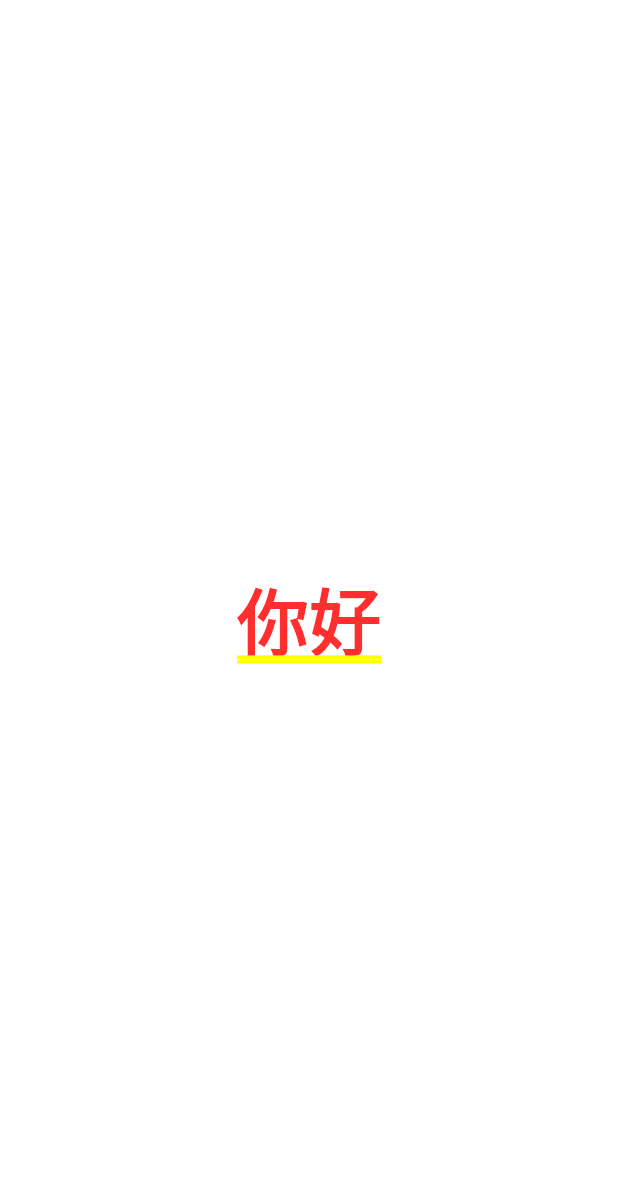
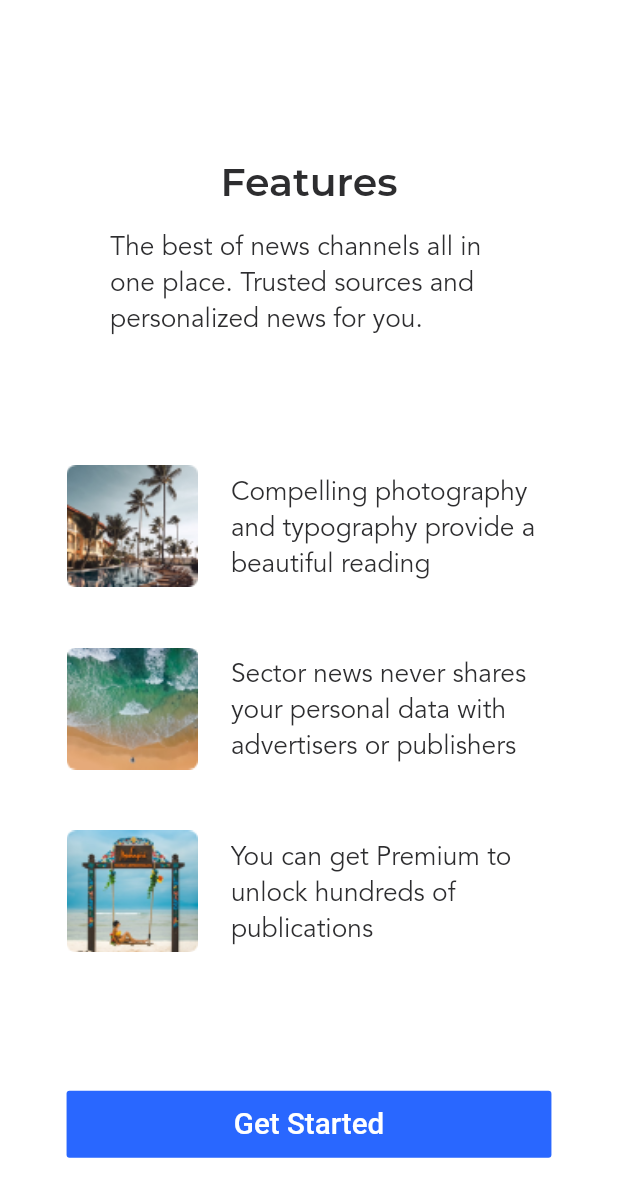
Before and after one commit to liuyousama/flutter_news, a Flutter app: the screen it shows after launch, on a phone screen of 412 x 824 dp. Shown: the top 1197 px of the screen. Run offline on Flutter 3.47's test engine with Material 2 defaults, Android fonts, the phone set to English and light mode, and no system bars; our stand-ins replace dio, shared_preferences; accounts and stored records are empty.

Commit message:
【feat】：欢迎界面

```diff
--- a/lib/core/route/route.dart
+++ b/lib/core/route/route.dart
@@ -1,6 +1,6 @@
 import 'package:flutter/cupertino.dart';
 import 'package:flutter/material.dart';
-import 'package:flutter_news/ui/pages/welcome/welcome_page.dart';
+import 'package:flutter_news/ui/pages/welcome/welcome.dart';
 
 class LYRoute {
   static const initialRoute = LYWelcomePage.routeName;
@@ -11,15 +11,11 @@ class LYRoute {
 
   // ignore: top_level_function_literal_block
   static final onGenerateRoute = (RouteSettings settings) {
-    print(settings.name);
-    print(settings.arguments);
     return null;
   };
 
   // ignore: top_level_function_literal_block
   static final onUnknownRoute = (RouteSettings settings) {
-    print(settings.name);
-    print(settings.arguments);
     return null;
   };
 }
--- a/lib/main.dart
+++ b/lib/main.dart
@@ -1,7 +1,6 @@
 import 'package:flutter/material.dart';
 import 'package:flutter_news/app_init.dart';
 import 'package:flutter_news/core/route/route.dart';
-import 'package:flutter_news/ui/pages/welcome/welcome_page.dart';
 
 void main() {
   appInit().then((_) =>
--- /dev/null
+++ b/lib/ui/pages/welcome/welcome.dart
@@ -0,0 +1,100 @@
+import 'package:flutter/material.dart';
+import 'package:flutter_news/core/extensions/extension.dart';
+
+import 'package:flutter_news/core/color/color.dart';
+import 'package:flutter_news/core/utils/screen_util.dart';
+
+const _headerDetailText = "The best of news channels all in one place. Trusted sources and personalized news for you.";
+const _featureText1 = "Compelling photography and typography provide a beautiful reading";
+const _featureText2 = "Sector news never shares your personal data with advertisers or publishers";
+const _featureText3 = "You can get Premium to unlock hundreds of publications";
+
+class LYWelcomePage extends StatelessWidget {
+  static const routeName = "/welcome";
+
+  @override
+  Widget build(BuildContext context) {
+    LYScreenUtil.init(context, uiWidth: 376, uiHeight: 812);
+    return Scaffold(
+      backgroundColor: LYAppColor(context).primaryBackground,
+      body: Column(
+        children: [
+          _buildHeaderTitle(context),
+          _buildHeaderDetails(context),
+          SizedBox(height: (86-40).lyHeight),
+          _buildFeatureItem(context, "feature1", _featureText1),
+          _buildFeatureItem(context, "feature2", _featureText2),
+          _buildFeatureItem(context, "feature3", _featureText3),
+          _buildStartBtn(context)
+        ],
+      ),
+    );
+  }
+
+  Widget _buildHeaderTitle(BuildContext context) {
+    return Container(
+      margin: EdgeInsets.only(top: (60+44).lyHeight),
+      child: Text("Features", style: TextStyle(
+        color: LYAppColor(context).primaryText,
+        fontFamily: "Montserrat",
+        fontWeight: FontWeight.w600,
+        fontSize: 24.lyFont,
+      )),
+    );
+  }
+
+  Widget _buildHeaderDetails(BuildContext context) {
+    return Container(
+      width: 242.lyWidth,
+      height: 70.lyHeight,
+      margin: EdgeInsets.only(top: 14.lyHeight),
+      child: Text(_headerDetailText, style: TextStyle(
+        color: LYAppColor(context).primaryText,
+        fontFamily: "Avenir",
+        fontWeight: FontWeight.normal,
+        fontSize: 16.lyFont
+      )),
+    );
+  }
+
+  Widget _buildFeatureItem(BuildContext context, String img, String text) {
+    return Container(
+      margin: EdgeInsets.only(top: 40.lyHeight),
+      child: Row(
+        mainAxisAlignment: MainAxisAlignment.center,
+        children: [
+          Image.asset("assets/images/$img.png",
+            height: 80.lyHeight,
+            width: 80.lyWidth,
+            fit: BoxFit.fill,
+          ),
+          Container(
+            width: 195.lyWidth,
+            height: 70.lyHeight,
+            margin: EdgeInsets.only(left: 20.lyWidth),
+            child: Text(text, style: TextStyle(
+              color: LYAppColor(context).primaryText,
+              fontFamily: "Avenir",
+              fontWeight: FontWeight.normal,
+              fontSize: 16.lyFont
+            )),
+          )
+        ],
+      ),
+    );
+  }
+
+  Widget _buildStartBtn(BuildContext context) {
+    return Container(
+      margin: EdgeInsets.only(top: 91.lyHeight),
+      width: 295.lyWidth,
+      height: 44.lyHeight,
+      child: FlatButton(
+        color: LYAppColor(context).primaryElement,
+        textColor: LYAppColor(context).primaryElementText,
+        child: Text("Get Started", style: TextStyle(fontSize: 18.lyFont)),
+        onPressed: ()=>print("点击了开始按钮"),
+      ),
+    );
+  }
+}
--- a/lib/ui/pages/welcome/welcome_page.dart
+++ /dev/null
@@ -1,12 +0,0 @@
-import 'package:flutter/material.dart';
-
-class LYWelcomePage extends StatelessWidget {
-  static const routeName = "/welcome";
-
-  @override
-  Widget build(BuildContext context) {
-    return Container(
-      child: Center(child: Text("你好")),
-    );
-  }
-}
```
